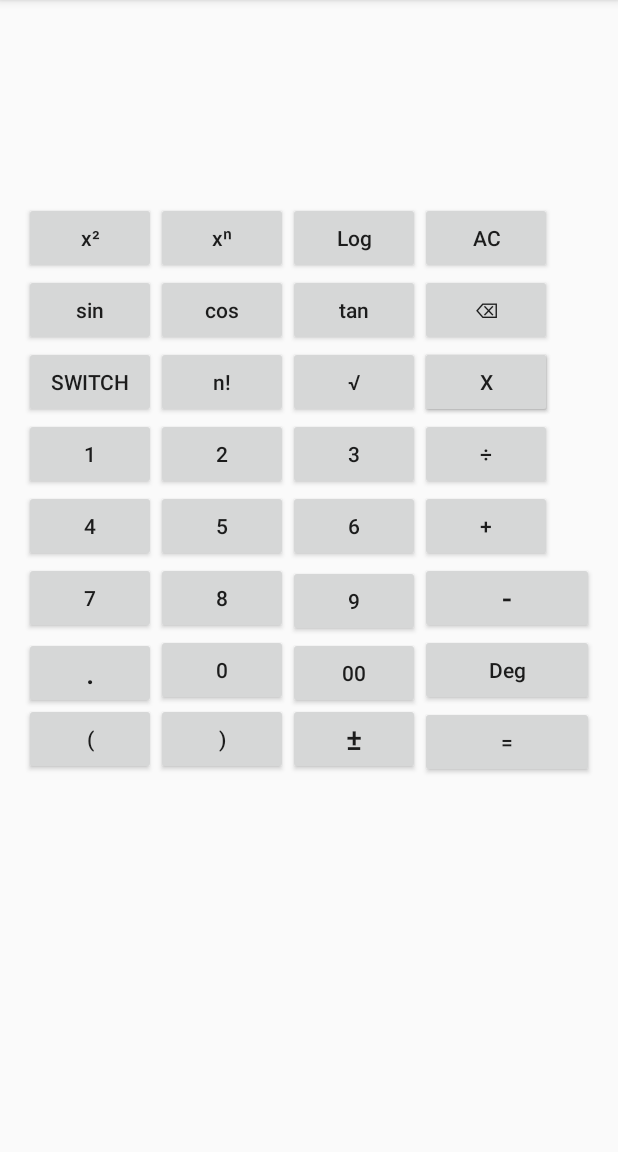
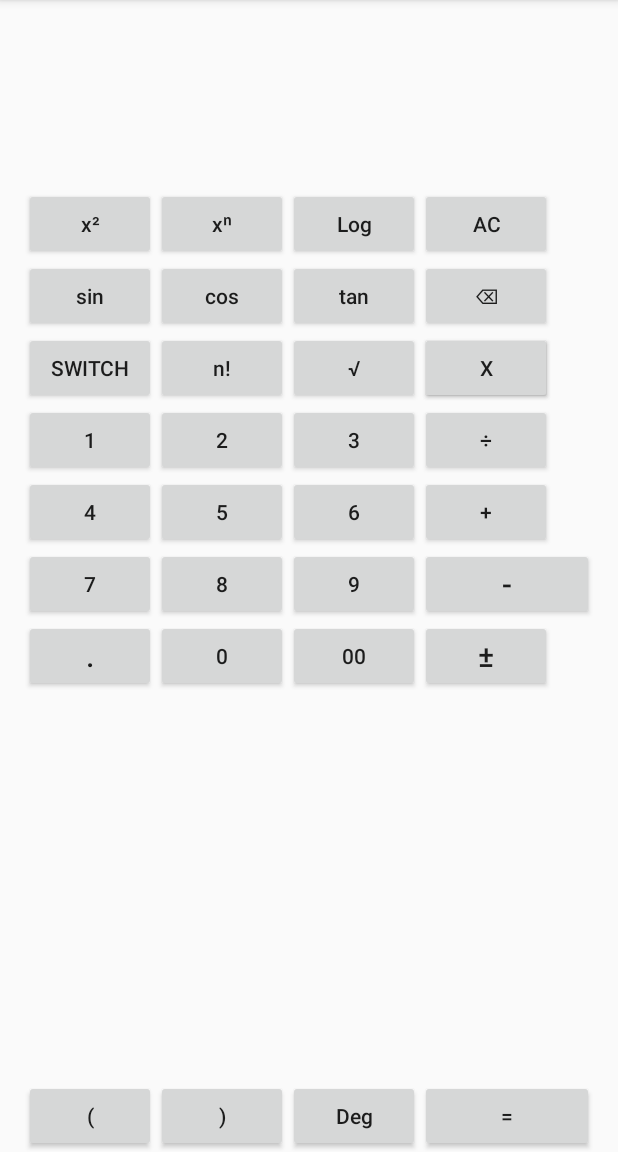
Before and after one commit to Hasib74/scientific-calculator, an Android app: the ScientificCalculation screen opened directly, with no data from a screen before it, on a phone screen of 412 x 824 dp, the part 84-1236 px from its top. Run offline under Robolectric (Android 15) with nearby library versions, the phone set to English and light mode, and no system bars.

Commit message:
Minor refactoring

```diff
--- a/app/src/main/res/layout/content_scientific_calculator.xml
+++ b/app/src/main/res/layout/content_scientific_calculator.xml
@@ -41,7 +41,8 @@
         android:layout_height="wrap_content"
         android:layout_alignParentLeft="true"
         android:layout_alignParentStart="true"
-        android:layout_below="@+id/second_edit_text"
+        android:layout_below="@+id/first_edit_text"
+        android:layout_marginTop="58dp"
         android:onClick="onClick"
         android:text="@string/square"
         android:textAllCaps="false" />
@@ -67,6 +68,16 @@
         android:onClick="onClick"
         android:text="@string/log"
         android:textAllCaps="false" />
+
+    <Button
+        android:id="@+id/clear"
+        android:layout_width="wrap_content"
+        android:layout_height="wrap_content"
+        android:layout_alignBottom="@+id/log"
+        android:layout_toEndOf="@+id/log"
+        android:layout_toRightOf="@+id/log"
+        android:onClick="onClick"
+        android:text="@string/clear" />
 
     <Button
         android:id="@+id/sin"
@@ -95,11 +106,22 @@
         android:layout_width="wrap_content"
         android:layout_height="wrap_content"
         android:layout_alignBottom="@+id/cos"
-        android:layout_toEndOf="@+id/cos"
-        android:layout_toRightOf="@+id/cos"
+        android:layout_alignLeft="@+id/log"
+        android:layout_alignStart="@+id/log"
         android:onClick="onClick"
         android:text="@string/tan"
         android:textAllCaps="false" />
+
+
+    <Button
+        android:id="@+id/backSpace"
+        android:layout_width="wrap_content"
+        android:layout_height="wrap_content"
+        android:layout_alignBottom="@+id/tan"
+        android:layout_alignLeft="@+id/clear"
+        android:layout_alignStart="@+id/clear"
+        android:onClick="onClick"
+        android:text="@string/backspace" />
 
     <Button
         android:id="@+id/toggle"
@@ -136,25 +158,6 @@
         android:text="@string/sqrt"
         android:textAllCaps="false" />
 
-    <Button
-        android:id="@+id/clear"
-        android:layout_width="wrap_content"
-        android:layout_height="wrap_content"
-        android:layout_above="@+id/tan"
-        android:layout_toEndOf="@+id/log"
-        android:layout_toRightOf="@+id/log"
-        android:onClick="onClick"
-        android:text="@string/clear" />
-
-    <Button
-        android:id="@+id/backSpace"
-        android:layout_width="wrap_content"
-        android:layout_height="wrap_content"
-        android:layout_above="@+id/sqrt"
-        android:layout_toEndOf="@+id/tan"
-        android:layout_toRightOf="@+id/tan"
-        android:onClick="onClick"
-        android:text="@string/backspace" />
 
     <Button
         android:id="@+id/pi"
@@ -251,8 +254,8 @@
         android:id="@+id/number_9"
         android:layout_width="wrap_content"
         android:layout_height="wrap_content"
-        android:layout_alignBaseline="@+id/minus"
-        android:layout_alignBottom="@+id/minus"
+        android:layout_alignBaseline="@+id/number_8"
+        android:layout_alignBottom="@+id/number_8"
         android:layout_toEndOf="@+id/number_8"
         android:layout_toRightOf="@+id/number_8"
         android:onClick="onClick"
@@ -263,10 +266,9 @@
         android:id="@+id/positive_negative"
         android:layout_width="wrap_content"
         android:layout_height="wrap_content"
-        android:layout_alignBaseline="@+id/equal"
-        android:layout_alignBottom="@+id/equal"
-        android:layout_toEndOf="@+id/closeBracket"
-        android:layout_toRightOf="@+id/closeBracket"
+        android:layout_alignBottom="@+id/double_0"
+        android:layout_toEndOf="@+id/double_0"
+        android:layout_toRightOf="@+id/double_0"
         android:onClick="onClick"
         android:text="@string/posneg"
         android:textSize="20sp" />
@@ -295,6 +297,7 @@
         android:id="@+id/dot"
         android:layout_width="wrap_content"
         android:layout_height="wrap_content"
+        android:layout_alignBottom="@+id/number_0"
         android:layout_alignParentLeft="true"
         android:layout_alignParentStart="true"
         android:layout_below="@+id/number_9"
@@ -352,9 +355,9 @@
         android:layout_height="wrap_content"
         android:layout_alignParentEnd="true"
         android:layout_alignParentRight="true"
-        android:layout_below="@+id/number_0"
-        android:layout_toEndOf="@+id/positive_negative"
-        android:layout_toRightOf="@+id/positive_negative"
+        android:layout_alignTop="@+id/mode"
+        android:layout_toEndOf="@+id/double_0"
+        android:layout_toRightOf="@+id/double_0"
         android:onClick="onClick"
         android:text="@string/equals" />
 
@@ -362,7 +365,7 @@
         android:id="@+id/openBracket"
         android:layout_width="wrap_content"
         android:layout_height="wrap_content"
-        android:layout_alignBottom="@+id/positive_negative"
+        android:layout_alignParentBottom="true"
         android:layout_alignParentLeft="true"
         android:layout_alignParentStart="true"
         android:onClick="onClick"
@@ -383,13 +386,15 @@
         android:id="@+id/mode"
         android:layout_width="wrap_content"
         android:layout_height="wrap_content"
-        android:layout_alignParentEnd="true"
-        android:layout_alignParentRight="true"
-        android:layout_below="@+id/minus"
-        android:layout_toEndOf="@+id/number_9"
-        android:layout_toRightOf="@+id/number_9"
+        android:layout_alignTop="@+id/closeBracket"
+        android:layout_marginLeft="10dp"
+        android:layout_marginStart="10dp"
+        android:layout_toLeftOf="@+id/equal"
+        android:layout_toRightOf="@+id/number_0"
+        android:layout_toStartOf="@+id/equal"
         android:onClick="onClick"
         android:text="@string/mode"
-        android:textAllCaps="false" />
+        android:textAllCaps="false"
+        tools:ignore="RtlHardcoded" />
 
 </RelativeLayout>
--- a/app/src/main/res/values/styles.xml
+++ b/app/src/main/res/values/styles.xml
@@ -12,7 +12,8 @@
         <item name="android:background">@android:color/transparent</item>
         <item name="android:cursorVisible">false</item>
         <item name="android:includeFontPadding">false</item>
-        <item name="android:gravity">bottom|end</item>
+        <item name="android:gravity">start</item>
+
     </style>
 
     <style name="DisplayEditTextStyle.Formula">
```
Also changed, not shown: app/src/main/res/layout/content_unit_area.xml (+23 -10 lines), app/src/main/res/layout/content_unit_length.xml (+23 -13 lines), app/src/main/res/layout/content_unit_temperature.xml (+24 -13 lines), app/src/main/res/layout/content_unit_weight.xml (+20 -10 lines).
